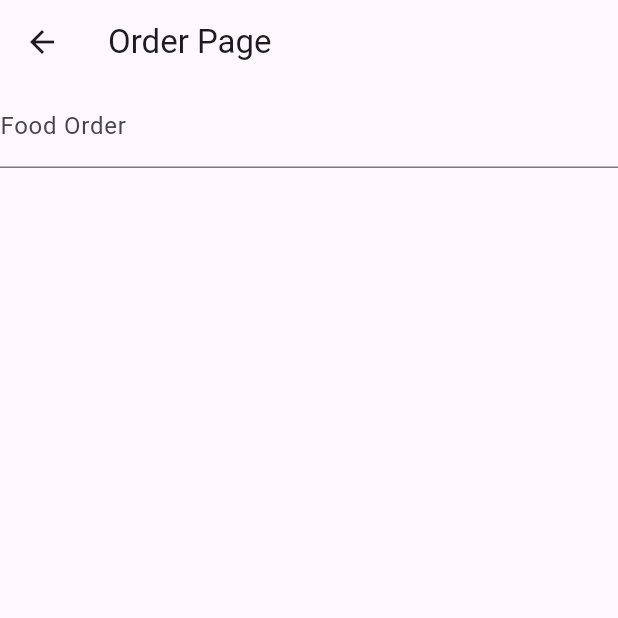
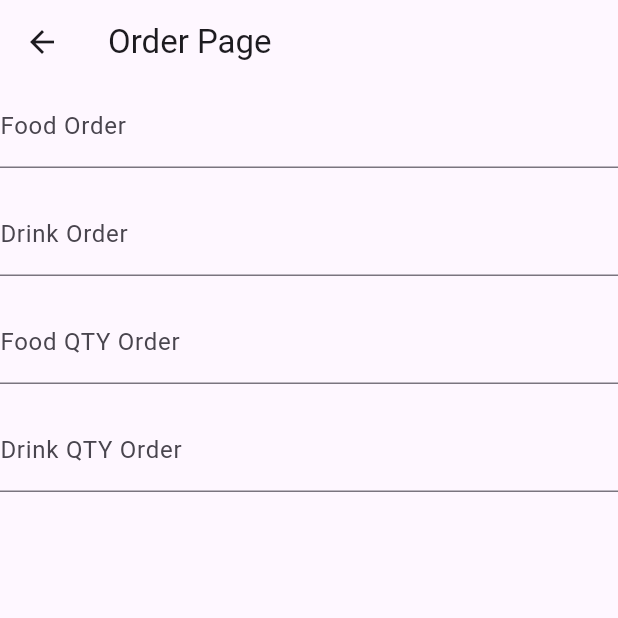
Before and after one commit to Alan21103/pertemuan_4, a Flutter app: the OrderPage screen opened directly, on a phone screen of 412 x 824 dp, the top half of it. Run offline on Flutter 3.47's test engine with Material 3 defaults, Android fonts, the phone set to English and light mode, and no system bars; missing offline and left inert: praktikum_4.

Commit message:
menambahkan form dan validasi untuk input pesanan minuman dan jumlah pesanan

```diff
--- a/lib/presentation/orderpage.dart
+++ b/lib/presentation/orderpage.dart
@@ -43,6 +43,36 @@ class _OrderPageState extends State<OrderPage> {
                 return null;
               },
             ),
+            TextFormField(
+              controller: minumanController,
+              decoration: const InputDecoration(labelText: 'Drink Order'),
+              validator: (value) {
+                if (value == null || value.isEmpty) {
+                  return 'Please enter your drink order';
+                }
+                return null;
+              },
+            ),
+            TextFormField(
+              controller: jumlahMakananController,
+              decoration: const InputDecoration(labelText: 'Food QTY Order'),
+              validator: (value) {
+                if (value == null || value.isEmpty) {
+                  return 'Please enter your qty of food order';
+                }
+                return null;
+              },
+            ),
+            TextFormField(
+              controller: jumlahMinumanController,
+              decoration: const InputDecoration(labelText: 'Drink QTY Order'),
+              validator: (value) {
+                if (value == null || value.isEmpty) {
+                  return 'Please enter your qty of drink order';
+                }
+                return null;
+              },
+            ),
           ],
         ),
       ),
```
